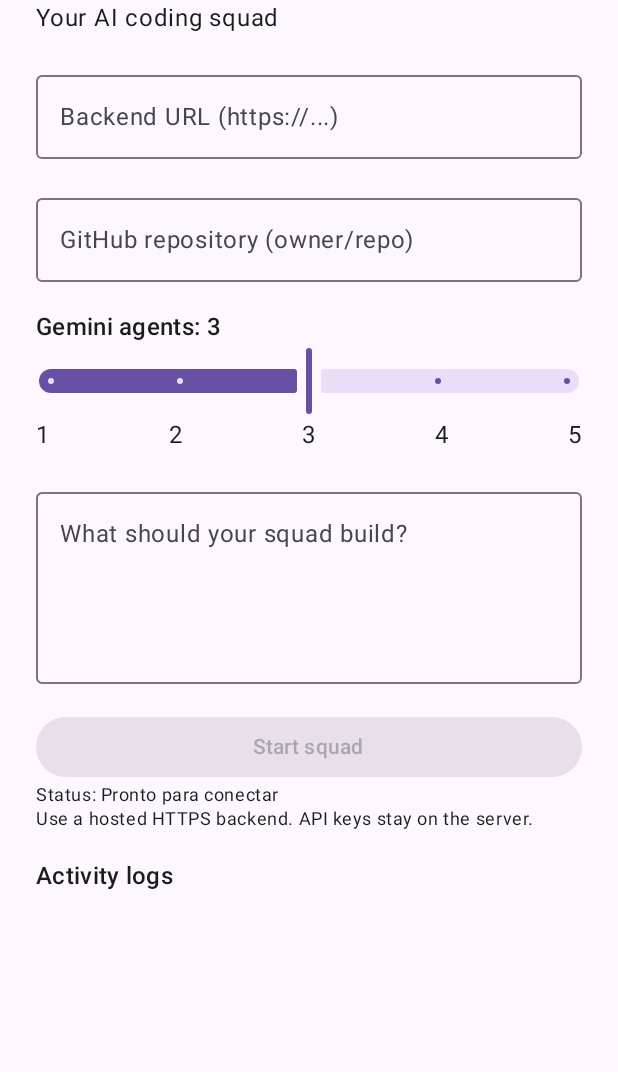
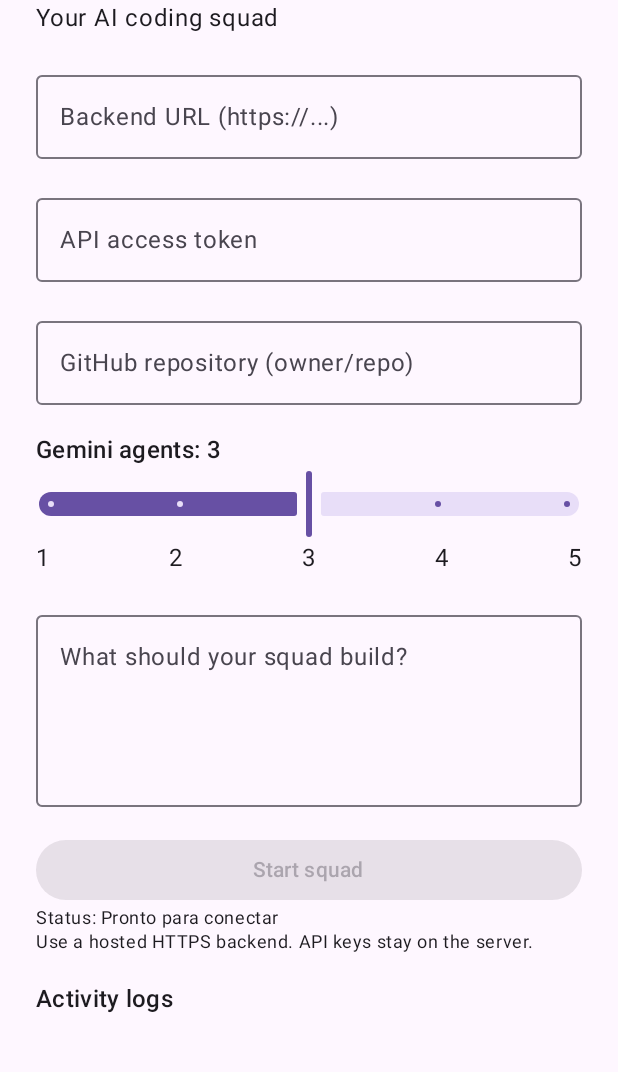
Before and after one commit to davineresmedeiros-dotcom/RepoSquad, an Android app built with Jetpack Compose: the screen it shows after launch (MainActivity), on a phone screen of 412 x 824 dp, the part 96-1168 px from its top. Run offline under Robolectric (Android 15) with nearby library versions, the phone set to English and light mode, and no system bars.

Commit message:
Add API access token to Android requests

```diff
--- a/app/src/main/java/com/reposquad/app/MainActivity.kt
+++ b/app/src/main/java/com/reposquad/app/MainActivity.kt
@@ -26,13 +26,14 @@ class MainActivity : ComponentActivity() {
     }
 }
 
-private suspend fun apiRequest(base: String, path: String, method: String = "GET", body: JSONObject? = null): JSONObject =
+private suspend fun apiRequest(base: String, token: String, path: String, method: String = "GET", body: JSONObject? = null): JSONObject =
     withContext(Dispatchers.IO) {
         val connection = (URL(base.trimEnd('/') + path).openConnection() as HttpURLConnection).apply {
             requestMethod = method
             connectTimeout = 15000
             readTimeout = 20000
             setRequestProperty("Accept", "application/json")
+            setRequestProperty("Authorization", "Bearer $token")
             if (body != null) {
                 doOutput = true
                 setRequestProperty("Content-Type", "application/json; charset=utf-8")
@@ -56,6 +57,7 @@ private suspend fun apiRequest(base: String, path: String, method: String = "GET
 @Composable
 private fun RepoSquadScreen() {
     var apiUrl by remember { mutableStateOf("") }
+    var apiToken by remember { mutableStateOf("") }
     var repo by remember { mutableStateOf("") }
     var task by remember { mutableStateOf("") }
     var agents by remember { mutableIntStateOf(3) }
@@ -75,10 +77,10 @@ private fun RepoSquadScreen() {
             var lastLogId = 0
             while (true) {
                 try {
-                    val job = apiRequest(apiUrl, "/jobs/$id")
+                    val job = apiRequest(apiUrl, apiToken, "/jobs/$id")
                     status = job.optString("status", "unknown")
                     running = status == "queued" || status == "running"
-                    val data = apiRequest(apiUrl, "/jobs/$id/logs?after=$lastLogId&limit=100")
+                    val data = apiRequest(apiUrl, apiToken, "/jobs/$id/logs?after=$lastLogId&limit=100")
                     val rows = data.optJSONArray("logs")
                     if (rows != null) for (i in 0 until rows.length()) {
                         val row = rows.getJSONObject(i)
@@ -122,6 +124,15 @@ private fun RepoSquadScreen() {
                 }
                 item {
                     OutlinedTextField(
+                        value = apiToken,
+                        onValueChange = { apiToken = it.trim() },
+                        label = { Text("API access token") },
+                        modifier = Modifier.fillMaxWidth(),
+                        singleLine = true
+                    )
+                }
+                item {
+                    OutlinedTextField(
                         value = repo,
                         onValueChange = { repo = it },
                         label = { Text("GitHub repository (owner/repo)") },
@@ -157,7 +168,7 @@ private fun RepoSquadScreen() {
                                 busy = true
                                 try {
                                     val created = apiRequest(
-                                        apiUrl, "/jobs", "POST",
+                                        apiUrl, apiToken, "/jobs", "POST",
                                         JSONObject().put("repository", repo.trim())
                                             .put("task", task.trim()).put("agents", agents)
                                     )
@@ -172,7 +183,7 @@ private fun RepoSquadScreen() {
                                 } finally { busy = false }
                             }
                         },
-                        enabled = !busy && !running && apiUrl.startsWith("https://") &&
+                        enabled = !busy && !running && apiUrl.startsWith("https://") && apiToken.isNotBlank() &&
                             repo.matches(Regex("^[A-Za-z0-9_.-]+/[A-Za-z0-9_.-]+$")) && task.isNotBlank(),
                         modifier = Modifier.fillMaxWidth()
                     ) { Text(if (busy) "Connecting..." else "Start squad") }
@@ -182,7 +193,7 @@ private fun RepoSquadScreen() {
                                 scope.launch {
                                     busy = true
                                     try {
-                                        apiRequest(apiUrl, "/jobs/$jobId/stop", "POST", JSONObject())
+                                        apiRequest(apiUrl, apiToken, "/jobs/$jobId/stop", "POST", JSONObject())
                                         status = "stopped"
                                         running = false
                                         pollJob?.cancel()
```
